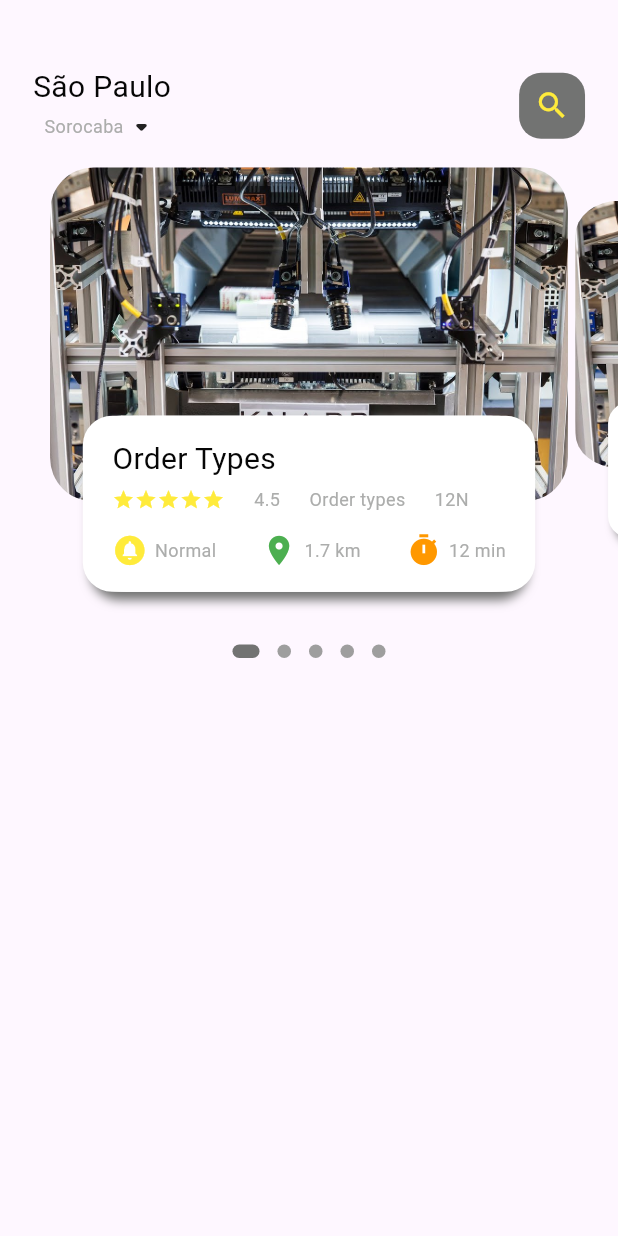
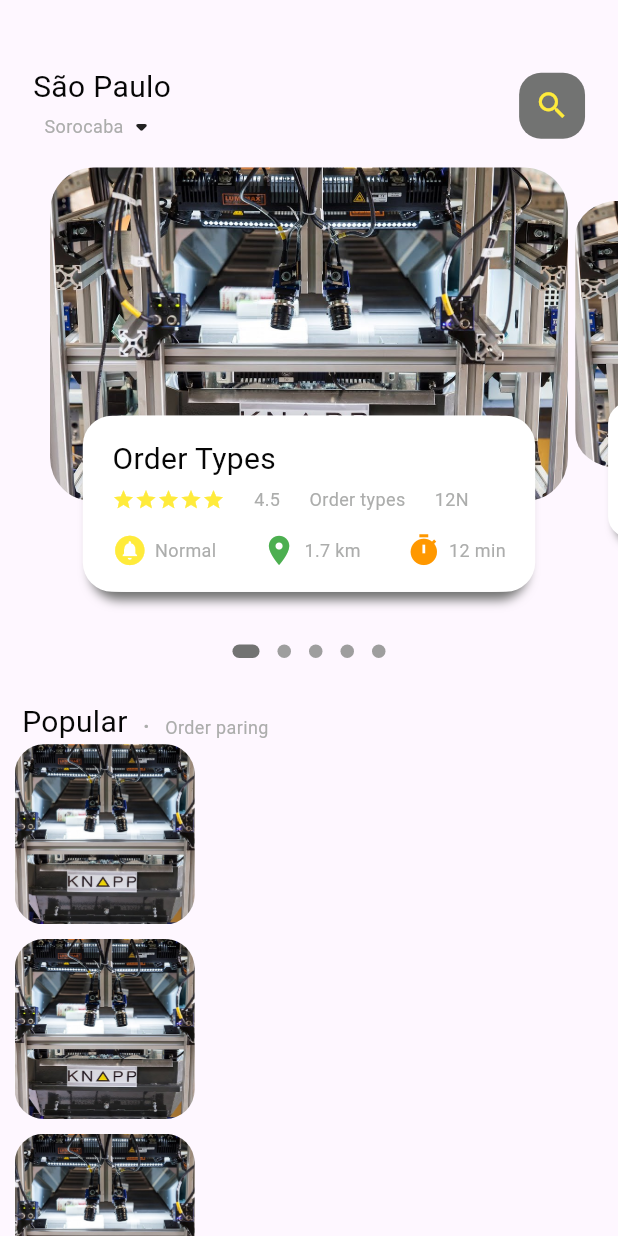
Before and after one commit to davimercatelli/flutter_application_1, a Flutter app: the screen it shows after launch, on a phone screen of 412 x 824 dp. Run offline on Flutter 3.47's test engine with Material 3 defaults, Android fonts, the phone set to English and light mode, and no system bars; drawn by our look-alikes of dots_indicator; our stand-ins replace get.

Commit message:
config: Bottom panel and scrollable app

```diff
--- a/lib/home/main_tcpip_page.dart
+++ b/lib/home/main_tcpip_page.dart
@@ -61,7 +61,11 @@ class _MainFoodPageState extends State<MainFoodPage> {
           ),
 
           // Body panel
-          OrdersPageBody(),
+          // Expanded is a widget to allow scroll page
+          Expanded(child: SingleChildScrollView(
+            child: OrdersPageBody(),
+          ))
+
         ],
       ),
 
--- a/lib/home/orders_page_body.dart
+++ b/lib/home/orders_page_body.dart
@@ -14,7 +14,7 @@ class OrdersPageBody extends StatefulWidget {
   State<OrdersPageBody> createState() => _OrdersPageBodyState();
 }
 
-// To control slide panel on windows/desktop debug mode
+// To control horizontal slide panel on windows/desktop debug mode
 class AppScrollBehavior extends MaterialScrollBehavior {
   @override
   Set<PointerDeviceKind> get dragDevices => {
@@ -37,14 +37,13 @@ class _OrdersPageBodyState extends State<OrdersPageBody> {
   // Height top container
   final double _height = Dimensions.pageViewContainer;
 
-  // Get page index for the top container
+  // Get page index for the horizontal top panel
   @override
   void initState() {
     super.initState();
     pageController.addListener( () {
       setState(() {
         _currPageValue = pageController.page!;
-        //print("Current value = " + _currPageValue.toString());
         });
       }
     );
@@ -60,9 +59,8 @@ class _OrdersPageBodyState extends State<OrdersPageBody> {
   Widget build(BuildContext context) {
     return Column(
       children: [
+        // Horizontal panel
         SizedBox(
-
-        // Front container
           height: Dimensions.pageViewFront,
           child: PageView.builder(
             controller: pageController,
@@ -74,7 +72,7 @@ class _OrdersPageBodyState extends State<OrdersPageBody> {
             ),
           ),
 
-        // Dots page indicator
+        // Dots indicator for horizontal panel
         DotsIndicator(
           dotsCount: 5,
           position: _currPageValue.floor(),
@@ -87,7 +85,70 @@ class _OrdersPageBodyState extends State<OrdersPageBody> {
               ),
             ),
           ),
-        ]
+
+        // Vertical height between dots indicator and 'Popular Text'
+        SizedBox(height: Dimensions.height20),
+
+        // Popular text
+        Container(
+          margin: EdgeInsets.only(left: Dimensions.width30),
+          child: Row(
+            crossAxisAlignment: CrossAxisAlignment.end,
+            children: [
+              BigText(text: "Popular"),
+
+              // Horizontal space
+              SizedBox(width: Dimensions.width20,),
+
+              // Dot space
+              Container(
+                margin: const EdgeInsets.only(bottom: 3),
+                child: BigText(text: ".", color: AppColors.mainSubtitleColor),
+                ),
+
+              // Horizontal space
+              SizedBox(width: Dimensions.width20,),
+
+              // Order paring
+              Container(
+                margin: const EdgeInsets.only(bottom: 4),
+                child: SmallText(text: "Order paring", color: AppColors.mainSubtitleColor),
+              ),
+            ],
+          ),
+        ),
+
+        // Bottom images list
+        Container(
+          height: 700,
+          child: ListView.builder(
+            physics: NeverScrollableScrollPhysics(),
+            itemCount: 10,
+            itemBuilder: (context, index){
+              return Container(
+                margin: EdgeInsets.only(left: Dimensions.width20, right: Dimensions.width20, bottom: Dimensions.height10),
+                child: Row(
+                  children: [
+
+                    // Bottom list images
+                    Container(
+                      height: 120,
+                      width: 120,
+                      decoration: BoxDecoration(
+                        borderRadius: BorderRadius.circular(Dimensions.radius20),
+                        color: AppColors.frontContainer,
+                        image: DecorationImage(
+                          fit: BoxFit.cover,
+                          image: AssetImage("assets/image/maxresdefault.jpg"))
+                        ),
+                      ),
+                    ],
+                  ),
+                );
+              }
+            ),
+          )
+        ],
       );
     }
 
@@ -125,7 +186,7 @@ class _OrdersPageBodyState extends State<OrdersPageBody> {
         child: Stack(
           children: [
 
-            // Images containers on scrollbar
+            // Horizontal panel images
             Container(
             height: Dimensions.pageViewContainer,
             margin: EdgeInsets.only(left: Dimensions.width5, right: Dimensions.width5),
@@ -138,7 +199,7 @@ class _OrdersPageBodyState extends State<OrdersPageBody> {
               ),
             ),
 
-            // Text container
+            // Text panel container
             Align(
               alignment: Alignment.bottomCenter,
               child: Container(
--- a/lib/utils/dimensions.dart
+++ b/lib/utils/dimensions.dart
@@ -26,6 +26,7 @@ class Dimensions{
   static double width45 = screenWidth/18.75;
 
   // Dynamic font size
+  static double font15 = screenHeight/76.26;
   static double font20 = screenHeight/42.20;
 
   // Rounder borders
```
Also changed, not shown: 1 other file.
